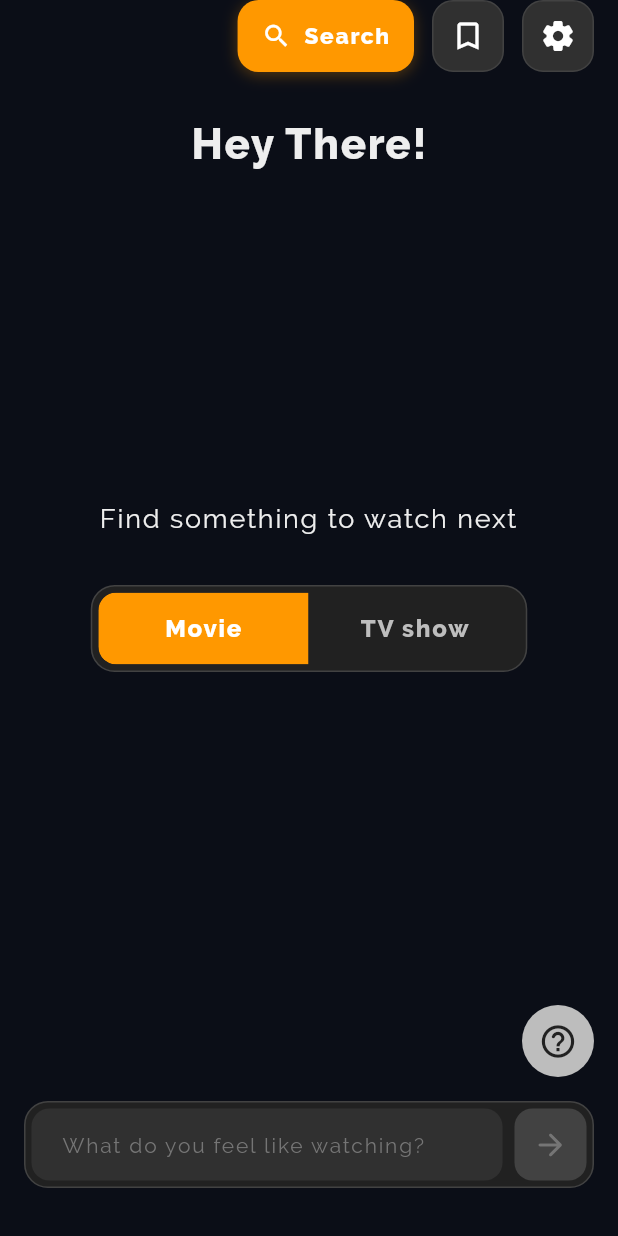
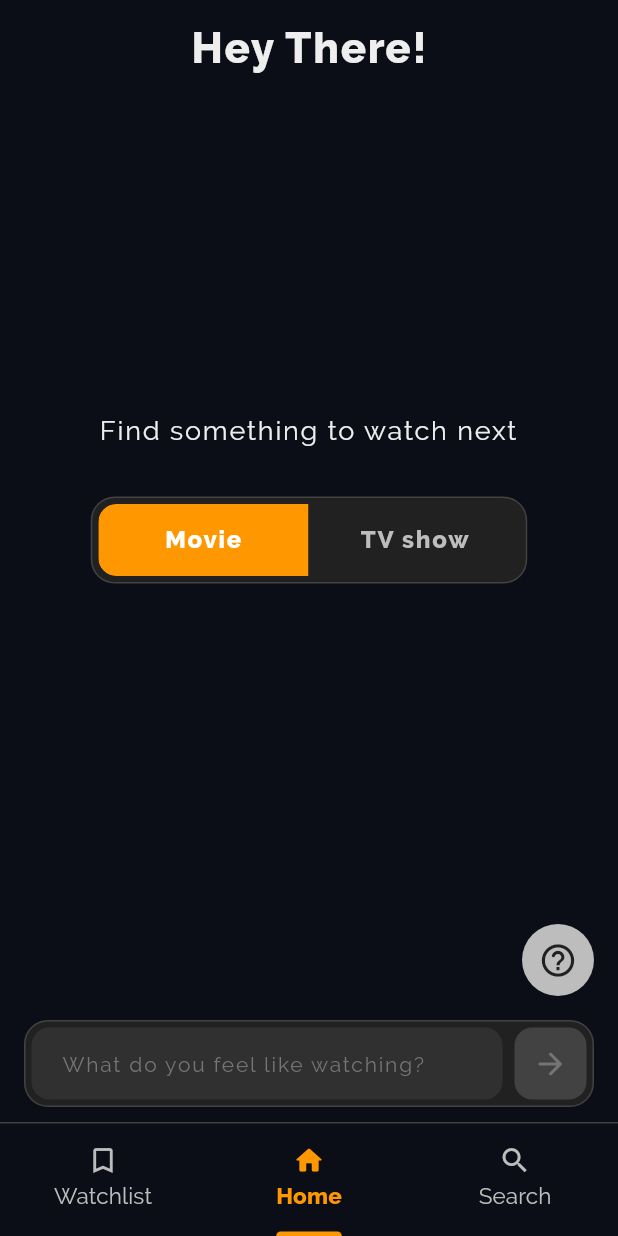
Before and after one commit to filippefrulli/watch-next, a Flutter app: the HomePage screen opened directly, on a phone screen of 412 x 824 dp. Run offline on Flutter 3.47's test engine with Material 3 defaults, Android fonts, the phone set to English and light mode, and no system bars; drawn by our look-alikes of delayed_display, oktoast, toggle_switch; our stand-ins replace cached_network_image, cloud_firestore, csv, easy_localization, file_picker, firebase_analytics and 10 more; missing offline and left inert: openai_dart; accounts and stored records are empty.

Commit message:
Fixed keyboard overlap

```diff
--- a/lib/main.dart
+++ b/lib/main.dart
@@ -9,7 +9,7 @@ import 'package:shared_preferences/shared_preferences.dart';
 import 'package:watch_next/firebase_options.dart';
 import 'package:watch_next/pages/language_page.dart';
 import 'package:watch_next/services/notification_service.dart';
-import 'pages/main_menu_page.dart';
+import 'pages/home_page.dart';
 import 'package:easy_localization/easy_localization.dart';
 
 void main() async {
@@ -69,9 +69,6 @@ class MyApp extends StatelessWidget {
         supportedLocales: context.supportedLocales,
         locale: context.locale,
         debugShowCheckedModeBanner: false,
-        routes: {
-          '/main': (BuildContext context) => const MainMenuPage(),
-        },
         builder: (context, child) {
           return ScrollConfiguration(
             behavior: MyBehavior(),
@@ -225,7 +222,8 @@ class HomePageState extends State<HomePage> with TickerProviderStateMixin<HomePa
       onPopInvoked: (didPop) {},
       child: const Scaffold(
         backgroundColor: Color.fromRGBO(11, 14, 23, 1),
-        body: MainMenuPage(),
+        resizeToAvoidBottomInset: false,
+        body: TabNavigationPage(),
       ),
     );
   }
--- /dev/null
+++ b/lib/pages/home_page.dart
@@ -0,0 +1,101 @@
+import 'package:flutter/material.dart';
+import 'package:watch_next/pages/main_menu_page.dart';
+import 'package:watch_next/pages/search_media_page.dart';
+import 'package:watch_next/pages/watchlist_page.dart';
+
+class TabNavigationPage extends StatefulWidget {
+  const TabNavigationPage({super.key});
+
+  @override
+  State<TabNavigationPage> createState() => _TabNavigationPageState();
+}
+
+class _TabNavigationPageState extends State<TabNavigationPage> with SingleTickerProviderStateMixin {
+  late TabController _tabController;
+
+  @override
+  void initState() {
+    super.initState();
+    _tabController = TabController(length: 3, vsync: this, initialIndex: 1);
+  }
+
+  @override
+  void dispose() {
+    _tabController.dispose();
+    super.dispose();
+  }
+
+  @override
+  Widget build(BuildContext context) {
+    return Scaffold(
+      backgroundColor: const Color.fromRGBO(11, 14, 23, 1),
+      resizeToAvoidBottomInset: false,
+      body: Stack(
+        children: [
+          // Tab content
+          Positioned.fill(
+            bottom: MediaQuery.of(context).padding.bottom + 70,
+            child: TabBarView(
+              controller: _tabController,
+              children: const [
+                WatchlistPage(isTab: true),
+                MainMenuPage(isTab: true),
+                SearchMediaPage(isTab: true),
+              ],
+            ),
+          ),
+          // Tab bar at bottom
+          Positioned(
+            left: 0,
+            right: 0,
+            bottom: 0,
+            child: Container(
+              decoration: BoxDecoration(
+                color: const Color.fromRGBO(11, 14, 23, 1),
+                border: Border(
+                  top: BorderSide(
+                    color: Colors.grey[800]!,
+                    width: 1,
+                  ),
+                ),
+              ),
+              child: SafeArea(
+                top: false,
+                child: TabBar(
+                  controller: _tabController,
+                  indicatorColor: Colors.orange,
+                  indicatorWeight: 3,
+                  dividerColor: Colors.transparent,
+                  labelColor: Colors.orange,
+                  unselectedLabelColor: Colors.grey[400],
+                  labelStyle: const TextStyle(
+                    fontSize: 15,
+                    fontWeight: FontWeight.w600,
+                  ),
+                  unselectedLabelStyle: const TextStyle(
+                    fontSize: 15,
+                    fontWeight: FontWeight.w500,
+                  ),
+                  tabs: const [
+                    Tab(
+                      icon: Icon(Icons.bookmark_border, size: 22),
+                      text: 'Watchlist',
+                    ),
+                    Tab(
+                      icon: Icon(Icons.home_rounded, size: 22),
+                      text: 'Home',
+                    ),
+                    Tab(
+                      icon: Icon(Icons.search, size: 22),
+                      text: 'Search',
+                    ),
+                  ],
+                ),
+              ),
+            ),
+          ),
+        ],
+      ),
+    );
+  }
+}
--- a/lib/pages/main_menu_page.dart
+++ b/lib/pages/main_menu_page.dart
@@ -18,7 +18,9 @@ import 'package:watch_next/widgets/feedback_dialog.dart';
 import 'package:watch_next/widgets/shared/toast_widget.dart';
 
 class MainMenuPage extends StatefulWidget {
-  const MainMenuPage({super.key});
+  final bool isTab;
+
+  const MainMenuPage({super.key, this.isTab = false});
 
   @override
   State<MainMenuPage> createState() => _MainMenuPageState();
@@ -57,41 +59,58 @@ class _MainMenuPageState extends State<MainMenuPage> {
 
   @override
   Widget build(BuildContext context) {
-    return Scaffold(
-      backgroundColor: const Color.fromRGBO(11, 14, 23, 1),
-      body: body(),
+    return GestureDetector(
+      onTap: () => FocusScope.of(context).unfocus(),
+      child: Scaffold(
+        backgroundColor: const Color.fromRGBO(11, 14, 23, 1),
+        resizeToAvoidBottomInset: true,
+        body: body(),
+      ),
     );
   }
 
   Widget body() {
+    final bottomInset = MediaQuery.of(context).viewInsets.bottom;
+    final screenHeight = MediaQuery.of(context).size.height;
+    final topPadding = MediaQuery.of(context).padding.top;
+    final bottomPadding = MediaQuery.of(context).padding.bottom;
+    final tabBarHeight = widget.isTab ? 70 : 0;
+
+    // Calculate available height accounting for keyboard
+    final availableHeight = screenHeight - topPadding - bottomPadding - tabBarHeight - bottomInset;
+
     return SafeArea(
+      bottom: false,
       child: SizedBox(
-        height: MediaQuery.of(context).size.height,
+        height: availableHeight,
         child: Padding(
           padding: const EdgeInsets.symmetric(horizontal: 16),
           child: Column(
             children: [
-              topBar(),
-              const SizedBox(height: 32),
+              if (!widget.isTab) ...[
+                topBar(),
+                const SizedBox(height: 32),
+              ] else
+                const SizedBox(height: 16),
               titleSection(),
               Expanded(
+                flex: 1,
                 child: Container(),
               ),
               description(),
               const SizedBox(height: 32),
               switchWidget(),
               Expanded(
+                flex: 1,
                 child: Container(),
               ),
               examplesWidget(),
-              const SizedBox(
-                height: 16,
-              ),
+              const SizedBox(height: 16),
               Align(
                 alignment: Alignment.topLeft,
                 child: promptInput(),
               ),
-              const SizedBox(height: 32),
+              const SizedBox(height: 16),
             ],
           ),
         ),
@@ -100,6 +119,17 @@ class _MainMenuPageState extends State<MainMenuPage> {
   }
 
   Widget topBar() {
+    if (widget.isTab) {
+      // In tab mode, only show settings button
+      return Row(
+        mainAxisAlignment: MainAxisAlignment.end,
+        children: [
+          settingsButton(),
+        ],
+      );
+    }
+
+    // Standalone mode - show all navigation buttons
     return Row(
       mainAxisAlignment: MainAxisAlignment.spaceBetween,
       children: [
```
Also changed, not shown: lib/pages/search_media_page.dart (+9 -3 lines), lib/pages/watchlist_page.dart (+63 -2 lines).
